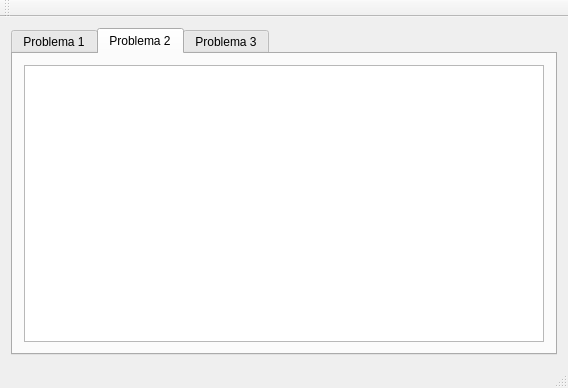
First picture: the form in Tema1/mainwindow.ui, repository alexflorea/CN, before the edit.
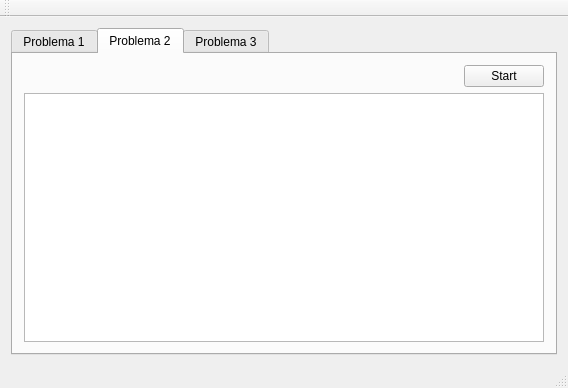
Second picture: the form after the edit. The open tabs and pages were chosen to show the change.

Diff of the .ui file:
```diff
--- a/Tema1/mainwindow.ui
+++ b/Tema1/mainwindow.ui
@@ -14,7 +14,7 @@
    <string>MainWindow</string>
   </property>
   <widget class="QWidget" name="centralWidget">
-   <layout class="QGridLayout" name="gridLayout_2">
+   <layout class="QGridLayout" name="gridLayout_3">
     <item row="0" column="0">
      <widget class="QTabWidget" name="tabWidget">
       <property name="currentIndex">
@@ -62,9 +62,43 @@
        <attribute name="title">
         <string>Problema 2</string>
        </attribute>
-       <layout class="QGridLayout" name="gridLayout_3">
+       <layout class="QGridLayout" name="gridLayout_2">
         <item row="0" column="0">
-         <widget class="QTextEdit" name="textEdit_2"/>
+         <layout class="QVBoxLayout" name="verticalLayout_2">
+          <item>
+           <layout class="QHBoxLayout" name="horizontalLayout_2">
+            <item>
+             <spacer name="horizontalSpacer_2">
+              <property name="orientation">
+               <enum>Qt::Horizontal</enum>
+              </property>
+              <property name="sizeHint" stdset="0">
+               <size>
+                <width>40</width>
+                <height>20</height>
+               </size>
+              </property>
+             </spacer>
+            </item>
+            <item>
+             <widget class="QPushButton" name="pushButton_2">
+              <property name="text">
+               <string>Start</string>
+              </property>
+             </widget>
+            </item>
+           </layout>
+          </item>
+          <item>
+           <widget class="QTextEdit" name="textEdit_2">
+            <property name="font">
+             <font>
+              <family>FreeMono</family>
+             </font>
+            </property>
+           </widget>
+          </item>
+         </layout>
         </item>
        </layout>
       </widget>
```
Left out of the diff: 81 changed lines with no effect on the pictures.
